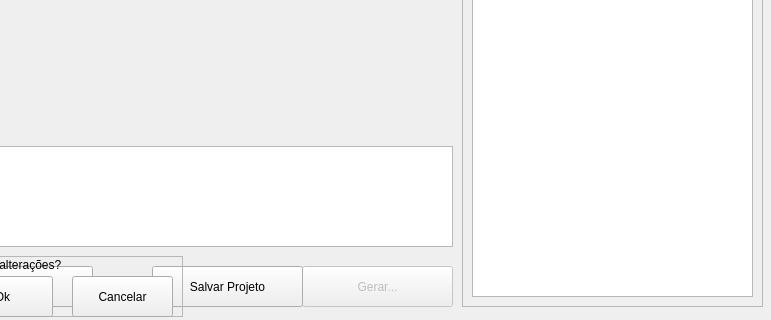
First picture: the form in ui/MainProjectWidget.ui, repository caioviel/pyannotator, before the edit; both pictures show x 228 to 999 and y 344 to 664 of the 999 by 664 pixel window.
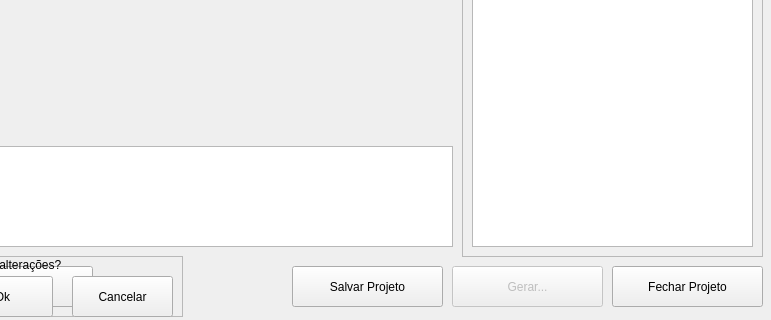
Second picture: the form after the edit. Icons and pictures are not drawn.

```diff
--- a/ui/MainProjectWidget.ui
+++ b/ui/MainProjectWidget.ui
@@ -88,7 +88,7 @@
      <x>690</x>
      <y>10</y>
      <width>301</width>
-     <height>641</height>
+     <height>591</height>
     </rect>
    </property>
    <property name="frameShape">
@@ -116,7 +116,7 @@
       <x>10</x>
       <y>30</y>
       <width>281</width>
-      <height>601</height>
+      <height>551</height>
      </rect>
     </property>
    </widget>
@@ -127,7 +127,7 @@
    </property>
    <property name="geometry">
     <rect>
-     <x>530</x>
+     <x>680</x>
      <y>610</y>
      <width>151</width>
      <height>41</height>
@@ -150,7 +150,7 @@
   <widget class="QPushButton" name="btn_save_project">
    <property name="geometry">
     <rect>
-     <x>380</x>
+     <x>520</x>
      <y>610</y>
      <width>151</width>
      <height>41</height>
@@ -265,6 +265,29 @@
     </property>
    </widget>
   </widget>
+  <widget class="QPushButton" name="btn_close_project">
+   <property name="geometry">
+    <rect>
+     <x>840</x>
+     <y>610</y>
+     <width>151</width>
+     <height>41</height>
+    </rect>
+   </property>
+   <property name="text">
+    <string>Fechar Projeto</string>
+   </property>
+   <property name="icon">
+    <iconset resource="icons.qrc">
+     <normaloff>:/i/folder.png</normaloff>:/i/folder.png</iconset>
+   </property>
+   <property name="iconSize">
+    <size>
+     <width>40</width>
+     <height>40</height>
+    </size>
+   </property>
+  </widget>
  </widget>
  <resources>
   <include location="icons.qrc"/>
```
Left out of the diff: 2 changed lines with no effect on the pictures.
